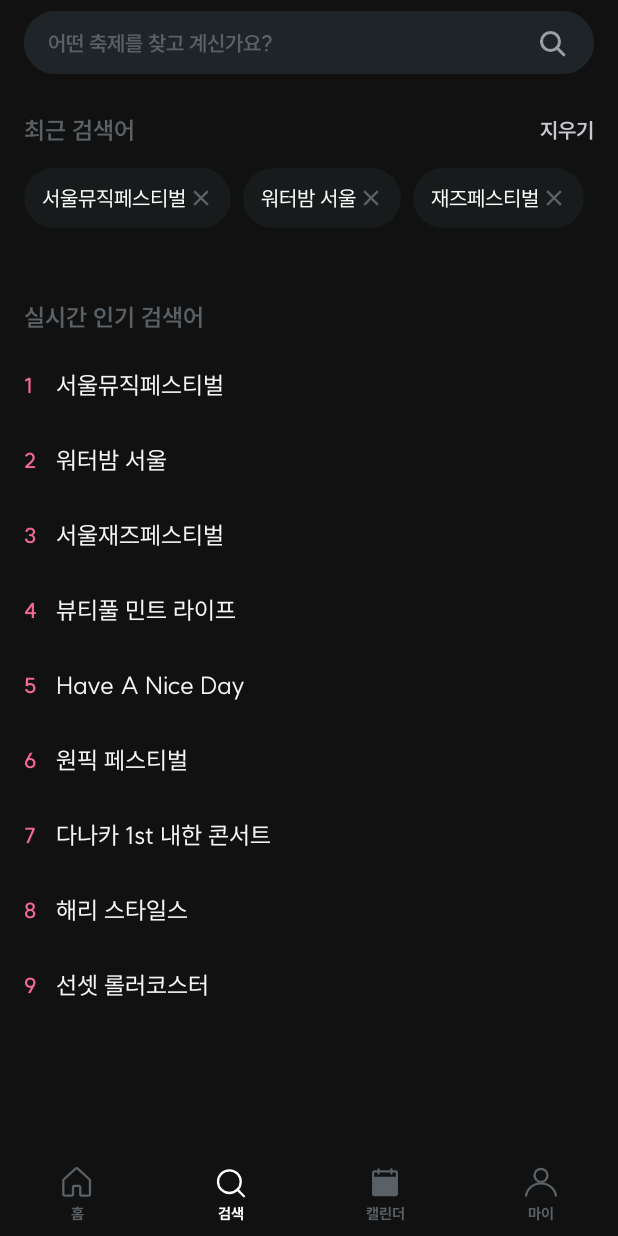
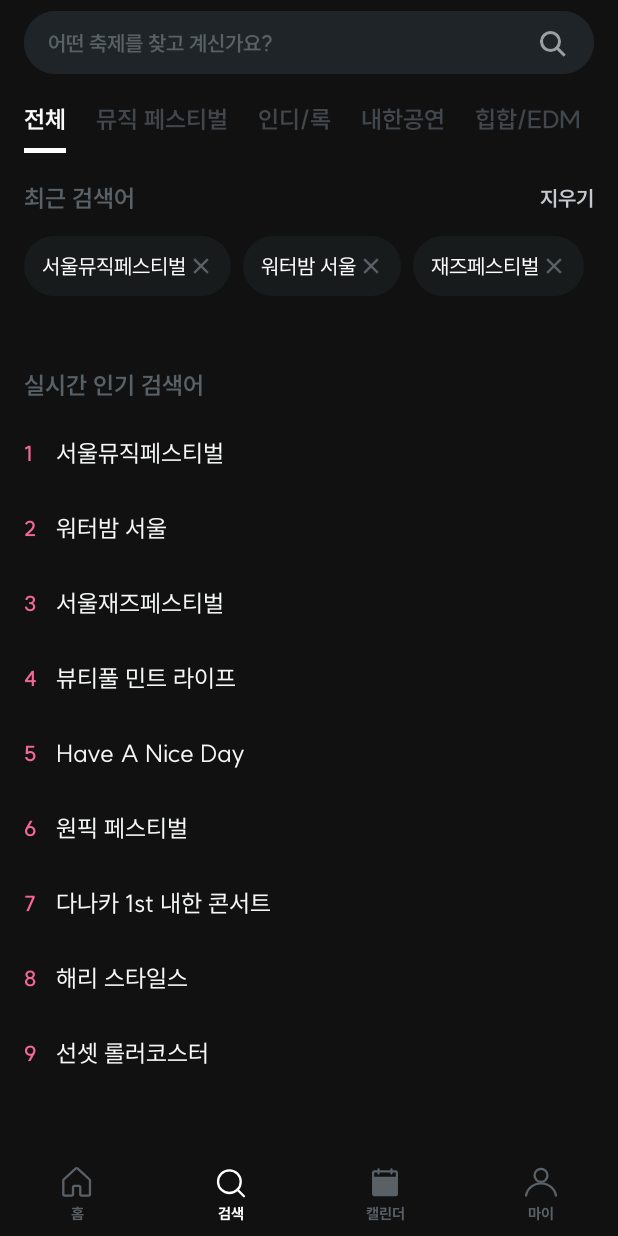
Before and after one commit to w0nder-land/wonderland-aos, an Android app built with Jetpack Compose: the MainView screen opened through its navigation route, item 2 of the bottom bar chosen, on a phone screen of 412 x 824 dp. Run offline under Robolectric (Android 15) with nearby library versions, the phone set to English and light mode, and no system bars; our stand-ins replace Dagger/Hilt's generated code, Timber, accompanist; libraries missing offline, so code that uses them is left out: com.google.accompanist.navigation; network calls fail; 1 statement that could not run was skipped.

Commit message:
💄 공통 SlideTab 구현

```diff
--- a/app/src/main/java/com/wonder/wonderland/ui/home/HomeScreen.kt
+++ b/app/src/main/java/com/wonder/wonderland/ui/home/HomeScreen.kt
@@ -9,6 +9,7 @@ import androidx.compose.ui.Modifier
 import androidx.compose.ui.platform.LocalContext
 import androidx.compose.ui.tooling.preview.Preview
 import androidx.hilt.navigation.compose.hiltViewModel
+import com.wonder.component.theme.Gray900
 import com.wonder.component.theme.Wonder500
 import com.wonder.component.theme.WonderTheme
 import com.wonder.wonderland.ui.MainActivity
@@ -31,7 +32,7 @@ fun HomeView(
 @Composable
 private fun HomeScreen() {
     Scaffold(
-        containerColor = Wonder500,
+        containerColor = Gray900,
         topBar = {},
         content = { padding ->
             HomeContent(modifier = Modifier.padding(padding))
--- a/app/src/main/java/com/wonder/wonderland/ui/search/SearchScreen.kt
+++ b/app/src/main/java/com/wonder/wonderland/ui/search/SearchScreen.kt
@@ -43,6 +43,7 @@ import com.wonder.component.theme.Subtitle3
 import com.wonder.component.theme.Wonder500
 import com.wonder.component.theme.WonderTheme
 import com.wonder.component.ui.singleClick
+import com.wonder.component.ui.tab.SlideTab
 import com.wonder.component.ui.textfield.BasicTextField
 import com.wonder.component.util.Keyboard
 import com.wonder.component.util.rememberKeyboardState
@@ -79,7 +80,15 @@ fun SearchView(
             "해리 스타일스",
             "선셋 롤러코스터"
         ),
-        onSearch = searchViewModel::searchFestival
+        tabs = listOf(
+            "전체",
+            "뮤직 페스티벌",
+            "인디/록",
+            "내한공연",
+            "힙합/EDM"
+        ),
+        onSearch = searchViewModel::searchFestival,
+        onTabClick = {}
     )
 }
 
@@ -88,7 +97,9 @@ fun SearchView(
 private fun SearchScreen(
     recentKeywords: List<String>,
     popularKeywords: List<String>,
+    tabs: List<String>,
     onSearch: (keyword: String) -> Unit,
+    onTabClick: (tabIndex: Int) -> Unit
 ) {
     Scaffold(
         modifier = Modifier.imePadding(),
@@ -102,7 +113,9 @@ private fun SearchScreen(
             SearchContent(
                 modifier = Modifier.padding(padding),
                 recentKeywords = recentKeywords,
-                popularKeywords = popularKeywords
+                popularKeywords = popularKeywords,
+                tabs = tabs,
+                onTabClick = onTabClick
             )
         }
     )
@@ -130,7 +143,6 @@ fun SearchTopBar(
         verticalAlignment = Alignment.CenterVertically,
         horizontalArrangement = Arrangement.spacedBy(8.dp)
     ) {
-        Timber.i("")
         if (focusState || keyword.value.isNotBlank()) {
             Box(
                 modifier = Modifier
@@ -172,11 +184,24 @@ fun SearchTopBar(
 @Composable
 private fun SearchContent(
     modifier: Modifier,
+    tabs: List<String>,
     recentKeywords: List<String>,
     popularKeywords: List<String>,
+    onTabClick: (tabIndex: Int) -> Unit,
 ) {
+    var selectedTabIndex by remember { mutableStateOf(0) }
+
+    SlideTab(
+        modifier = modifier,
+        tabs = tabs,
+        selectedIndex = selectedTabIndex
+    ) {
+        selectedTabIndex = it
+        onTabClick(it)
+    }
+
     LazyColumn(
-        modifier = modifier,
+        modifier = modifier.padding(top = 45.dp),
         contentPadding = PaddingValues(vertical = 20.dp),
         verticalArrangement = Arrangement.spacedBy(16.dp)
     ) {
@@ -247,7 +272,15 @@ private fun SearchScreenPreview() {
                 "해리 스타일스",
                 "선셋 롤러코스터"
             ),
-            onSearch = {}
+            tabs = listOf(
+                "전체",
+                "뮤직 페스티벌",
+                "인디/록",
+                "내한공연",
+                "힙합/EDM"
+            ),
+            onSearch = {},
+            onTabClick = {}
         )
     }
 }
--- /dev/null
+++ b/common/component/src/main/java/com/wonder/component/ui/tab/ScrollableTabRow.kt
@@ -0,0 +1,281 @@
+package com.wonder.component.ui.tab
+
+import androidx.compose.animation.core.AnimationSpec
+import androidx.compose.animation.core.FastOutSlowInEasing
+import androidx.compose.animation.core.animateDpAsState
+import androidx.compose.animation.core.tween
+import androidx.compose.foundation.ScrollState
+import androidx.compose.foundation.background
+import androidx.compose.foundation.horizontalScroll
+import androidx.compose.foundation.layout.Box
+import androidx.compose.foundation.layout.fillMaxWidth
+import androidx.compose.foundation.layout.height
+import androidx.compose.foundation.layout.offset
+import androidx.compose.foundation.layout.width
+import androidx.compose.foundation.layout.wrapContentSize
+import androidx.compose.foundation.rememberScrollState
+import androidx.compose.foundation.selection.selectableGroup
+import androidx.compose.material.LocalContentColor
+import androidx.compose.material.MaterialTheme
+import androidx.compose.material.Surface
+import androidx.compose.material.contentColorFor
+import androidx.compose.material.primarySurface
+import androidx.compose.runtime.Composable
+import androidx.compose.runtime.Immutable
+import androidx.compose.runtime.getValue
+import androidx.compose.runtime.remember
+import androidx.compose.runtime.rememberCoroutineScope
+import androidx.compose.ui.Alignment
+import androidx.compose.ui.Modifier
+import androidx.compose.ui.UiComposable
+import androidx.compose.ui.composed
+import androidx.compose.ui.draw.clipToBounds
+import androidx.compose.ui.graphics.Color
+import androidx.compose.ui.layout.SubcomposeLayout
+import androidx.compose.ui.platform.debugInspectorInfo
+import androidx.compose.ui.unit.Constraints
+import androidx.compose.ui.unit.Density
+import androidx.compose.ui.unit.Dp
+import androidx.compose.ui.unit.dp
+import com.wonder.component.theme.Gray50
+import com.wonder.component.ui.tab.TabRowDefaults.tabIndicatorOffset
+import kotlinx.coroutines.CoroutineScope
+import kotlinx.coroutines.launch
+
+@Composable
+@UiComposable
+internal fun ScrollableTabRow(
+    selectedTabIndex: Int,
+    modifier: Modifier = Modifier,
+    backgroundColor: Color = MaterialTheme.colors.primarySurface,
+    contentColor: Color = contentColorFor(backgroundColor),
+    edgePadding: Dp = TabRowDefaults.ScrollableTabRowPadding,
+    indicator: @Composable @UiComposable (TabPositions: List<TabPosition>) -> Unit =
+        @Composable { tabPositions ->
+            TabRowDefaults.Indicator(
+                modifier = Modifier.tabIndicatorOffset(tabPositions[selectedTabIndex]),
+                color = Gray50,
+            )
+        },
+    divider: @Composable @UiComposable () -> Unit =
+        @Composable {
+            TabRowDefaults.Divider()
+        },
+    tabs: @Composable @UiComposable () -> Unit
+) {
+    Surface(
+        modifier = modifier,
+        color = backgroundColor,
+        contentColor = contentColor
+    ) {
+        val scrollState = rememberScrollState()
+        val coroutineScope = rememberCoroutineScope()
+        val scrollableTabData = remember(scrollState, coroutineScope) {
+            ScrollableTabData(
+                scrollState = scrollState,
+                coroutineScope = coroutineScope
+            )
+        }
+        SubcomposeLayout(
+            Modifier.fillMaxWidth()
+                .wrapContentSize(align = Alignment.CenterStart)
+                .horizontalScroll(scrollState)
+                .selectableGroup()
+                .clipToBounds()
+        ) { constraints ->
+            val padding = edgePadding.roundToPx()
+            val tabPlaceables = subcompose(TabSlots.Tabs, tabs)
+                .map { it.measure(constraints) }
+
+            var layoutWidth = padding * 2
+            var layoutHeight = 0
+            tabPlaceables.forEach {
+                layoutWidth += it.width
+                layoutHeight = maxOf(layoutHeight, it.height)
+            }
+
+            // Position the children.
+            layout(layoutWidth, layoutHeight) {
+                // Place the tabs
+                val tabPositions = mutableListOf<TabPosition>()
+                var left = padding
+                tabPlaceables.forEach {
+                    it.placeRelative(left, 0)
+                    tabPositions.add(TabPosition(left = left.toDp(), width = it.width.toDp()))
+                    left += it.width
+                }
+
+                // The divider is measured with its own height, and width equal to the total width
+                // of the tab row, and then placed on top of the tabs.
+                subcompose(TabSlots.Divider, divider).forEach {
+                    val placeable = it.measure(
+                        constraints.copy(
+                            minHeight = 0,
+                            minWidth = layoutWidth,
+                            maxWidth = layoutWidth
+                        )
+                    )
+                    placeable.placeRelative(0, layoutHeight - placeable.height)
+                }
+
+                // The indicator container is measured to fill the entire space occupied by the tab
+                // row, and then placed on top of the divider.
+                subcompose(TabSlots.Indicator) {
+                    indicator(tabPositions)
+                }.forEach {
+                    it.measure(Constraints.fixed(layoutWidth, layoutHeight)).placeRelative(0, 0)
+                }
+
+                scrollableTabData.onLaidOut(
+                    density = this@SubcomposeLayout,
+                    edgeOffset = padding,
+                    tabPositions = tabPositions,
+                    selectedTab = selectedTabIndex
+                )
+            }
+        }
+    }
+}
+
+@Immutable
+internal class TabPosition internal constructor(val left: Dp, val width: Dp) {
+    val right: Dp get() = left + width
+
+    override fun equals(other: Any?): Boolean {
+        if (this === other) return true
+        if (other !is TabPosition) return false
+
+        if (left != other.left) return false
+        if (width != other.width) return false
+
+        return true
+    }
+
+    override fun hashCode(): Int {
+        var result = left.hashCode()
+        result = 31 * result + width.hashCode()
+        return result
+    }
+
+    override fun toString(): String {
+        return "TabPosition(left=$left, right=$right, width=$width)"
+    }
+}
+
+internal object TabRowDefaults {
+    @Composable
+    fun Divider(
+        modifier: Modifier = Modifier,
+        thickness: Dp = DividerThickness,
+        color: Color = LocalContentColor.current.copy(alpha = DividerOpacity)
+    ) {
+        androidx.compose.material3.Divider(
+            modifier = modifier
+                .fillMaxWidth()
+                .height(thickness),
+            color = color
+        )
+    }
+
+    @Composable
+    fun Indicator(
+        modifier: Modifier = Modifier,
+        height: Dp = IndicatorHeight,
+        color: Color = LocalContentColor.current
+    ) {
+        Box(
+            modifier
+                .fillMaxWidth()
+                .height(height)
+                .background(color = color)
+        )
+    }
+
+    fun Modifier.tabIndicatorOffset(
+        currentTabPosition: TabPosition
+    ): Modifier = composed(
+        inspectorInfo = debugInspectorInfo {
+            name = "tabIndicatorOffset"
+            value = currentTabPosition
+        }
+    ) {
+        val currentTabWidth by animateDpAsState(
+            targetValue = currentTabPosition.width - 20.dp,
+            animationSpec = tween(durationMillis = 250, easing = FastOutSlowInEasing)
+        )
+        val indicatorOffset by animateDpAsState(
+            targetValue = currentTabPosition.left + 10.dp,
+            animationSpec = tween(durationMillis = 250, easing = FastOutSlowInEasing)
+        )
+        fillMaxWidth()
+            .wrapContentSize(Alignment.BottomStart)
+            .offset(x = indicatorOffset)
+            .width(currentTabWidth)
+    }
+
+    const val DividerOpacity = 0.12f
+    val DividerThickness = 1.dp
+    val IndicatorHeight = 3.dp
+    val ScrollableTabRowPadding = 6.dp
+}
+
+private enum class TabSlots {
+    Tabs,
+    Divider,
+    Indicator
+}
+
+private class ScrollableTabData(
+    private val scrollState: ScrollState,
+    private val coroutineScope: CoroutineScope
+) {
+    private var selectedTab: Int? = null
+
+    fun onLaidOut(
+        density: Density,
+        edgeOffset: Int,
+        tabPositions: List<TabPosition>,
+        selectedTab: Int
+    ) {
+        // Animate if the new tab is different from the old tab, or this is called for the first
+        // time (i.e selectedTab is `null`).
+        if (this.selectedTab != selectedTab) {
+            this.selectedTab = selectedTab
+            tabPositions.getOrNull(selectedTab)?.let {
+                // Scrolls to the tab with [tabPosition], trying to place it in the center of the
+                // screen or as close to the center as possible.
+                val calculatedOffset = it.calculateTabOffset(density, edgeOffset, tabPositions)
+                if (scrollState.value != calculatedOffset) {
+                    coroutineScope.launch {
+                        scrollState.animateScrollTo(
+                            calculatedOffset,
+                            animationSpec = ScrollableTabRowScrollSpec
+                        )
+                    }
+                }
+            }
+        }
+    }
+
+    private fun TabPosition.calculateTabOffset(
+        density: Density,
+        edgeOffset: Int,
+        tabPositions: List<TabPosition>
+    ): Int = with(density) {
+        val totalTabRowWidth = tabPositions.last().right.roundToPx() + edgeOffset
+        val visibleWidth = totalTabRowWidth - scrollState.maxValue
+        val tabOffset = left.roundToPx()
+        val scrollerCenter = visibleWidth / 2
+        val tabWidth = width.roundToPx()
+        val centeredTabOffset = tabOffset - (scrollerCenter - tabWidth / 2)
+        // How much space we have to scroll. If the visible width is <= to the total width, then
+        // we have no space to scroll as everything is always visible.
+        val availableSpace = (totalTabRowWidth - visibleWidth).coerceAtLeast(0)
+        return centeredTabOffset.coerceIn(0, availableSpace)
+    }
+}
+
+private val ScrollableTabRowScrollSpec: AnimationSpec<Float> = tween(
+    durationMillis = 250,
+    easing = FastOutSlowInEasing
+)
--- /dev/null
+++ b/common/component/src/main/java/com/wonder/component/ui/tab/SlideTab.kt
@@ -0,0 +1,77 @@
+package com.wonder.component.ui.tab
+
+import androidx.compose.foundation.layout.Column
+import androidx.compose.foundation.layout.fillMaxWidth
+import androidx.compose.foundation.layout.height
+import androidx.compose.material.Text
+import androidx.compose.runtime.Composable
+import androidx.compose.ui.Modifier
+import androidx.compose.ui.tooling.preview.Preview
+import androidx.compose.ui.unit.dp
+import com.wonder.component.theme.Gray50
+import com.wonder.component.theme.Gray500
+import com.wonder.component.theme.Gray900
+import com.wonder.component.theme.Subtitle2
+import com.wonder.component.theme.White
+import com.wonder.component.theme.WonderTheme
+
+@Composable
+fun SlideTab(
+    modifier: Modifier = Modifier,
+    tabs: List<String>,
+    hasDivider: Boolean = false,
+    selectedIndex: Int,
+    selectedListener: (selectedIndex: Int) -> Unit = {},
+) {
+    Column(
+        modifier = modifier.then(Modifier.fillMaxWidth())
+    ) {
+        ScrollableTabRow(
+            selectedTabIndex = selectedIndex,
+            backgroundColor = Gray900,
+            divider = {}
+        ) {
+            tabs.forEachIndexed { tabIndex, tab ->
+                WonderTab(
+                    isTabTextEmpty = tab.isEmpty(),
+                    selected = selectedIndex == tabIndex,
+                    selectedContentColor = Gray50,
+                    unselectedContentColor = Gray500,
+                    onClick = { selectedListener(tabIndex) },
+                    tab = {
+                        Text(
+                            text = tab,
+                            style = Subtitle2
+                        )
+                    },
+                )
+            }
+        }
+
+        if (hasDivider) {
+            androidx.compose.material3.Divider(
+                modifier = modifier
+                    .fillMaxWidth()
+                    .height(1.dp),
+                color = Gray50
+            )
+        }
+    }
+}
+
+@Preview(showBackground = true)
+@Composable
+private fun SlideTabPreview() {
+    WonderTheme {
+        SlideTab(
+            tabs = listOf(
+                "전체",
+                "뮤직 페스티벌",
+                "인디/록",
+                "내한공연",
+                "힙합/EDM"
+            ),
+            selectedIndex = 0,
+        )
+    }
+}
--- /dev/null
+++ b/common/component/src/main/java/com/wonder/component/ui/tab/WonderTab.kt
@@ -0,0 +1,256 @@
+package com.wonder.component.ui.tab
+
+import androidx.compose.animation.animateColor
+import androidx.compose.animation.core.LinearEasing
+import androidx.compose.animation.core.tween
+import androidx.compose.animation.core.updateTransition
+import androidx.compose.foundation.interaction.MutableInteractionSource
+import androidx.compose.foundation.layout.Arrangement
+import androidx.compose.foundation.layout.Box
+import androidx.compose.foundation.layout.Column
+import androidx.compose.foundation.layout.ColumnScope
+import androidx.compose.foundation.layout.fillMaxWidth
+import androidx.compose.foundation.layout.padding
+import androidx.compose.foundation.selection.selectable
+import androidx.compose.material.ContentAlpha
+import androidx.compose.material.LocalContentAlpha
+import androidx.compose.material.LocalContentColor
+import androidx.compose.material.MaterialTheme
+import androidx.compose.material.ProvideTextStyle
+import androidx.compose.runtime.Composable
+import androidx.compose.runtime.CompositionLocalProvider
+import androidx.compose.runtime.getValue
+import androidx.compose.runtime.remember
+import androidx.compose.ui.Alignment
+import androidx.compose.ui.Modifier
+import androidx.compose.ui.graphics.Color
+import androidx.compose.ui.layout.FirstBaseline
+import androidx.compose.ui.layout.LastBaseline
+import androidx.compose.ui.layout.Layout
+import androidx.compose.ui.layout.Placeable
+import androidx.compose.ui.layout.layoutId
+import androidx.compose.ui.semantics.Role
+import androidx.compose.ui.text.style.TextAlign
+import androidx.compose.ui.unit.Density
+import androidx.compose.ui.unit.dp
+import androidx.compose.ui.unit.sp
+import kotlin.math.max
+
+@Composable
+internal fun WonderTab(
+    modifier: Modifier = Modifier,
+    selected: Boolean,
+    enabled: Boolean = true,
+    isTabTextEmpty: Boolean = false,
+    selectedContentColor: Color = LocalContentColor.current,
+    unselectedContentColor: Color = selectedContentColor.copy(alpha = ContentAlpha.medium),
+    interactionSource: MutableInteractionSource = remember { MutableInteractionSource() },
+    onClick: () -> Unit,
+    tab: @Composable (() -> Unit)? = null,
+    icon: @Composable (() -> Unit)? = null,
+) {
+    val styledText: @Composable (() -> Unit)? = tab?.let {
+        @Composable {
+            val style = MaterialTheme.typography.button.copy(textAlign = TextAlign.Center)
+            ProvideTextStyle(style, content = tab)
+        }
+    }
+    WonderTab(
+        modifier = modifier,
+        selected = selected,
+        enabled = enabled,
+        selectedContentColor = selectedContentColor,
+        unselectedContentColor = unselectedContentColor,
+        interactionSource = interactionSource,
+        onClick = onClick,
+        content = {
+            TabBaselineLayout(
+                isTabTextEmpty = isTabTextEmpty,
+                icon = icon,
+                text = styledText
+            )
+        }
+    )
+}
+
+@Composable
+internal fun WonderTab(
+    modifier: Modifier = Modifier,
+    selected: Boolean,
+    enabled: Boolean = true,
+    selectedContentColor: Color = LocalContentColor.current,
+    unselectedContentColor: Color = selectedContentColor.copy(alpha = ContentAlpha.medium),
+    interactionSource: MutableInteractionSource = remember { MutableInteractionSource() },
+    onClick: () -> Unit,
+    content: @Composable ColumnScope.() -> Unit,
+) {
+    TabTransition(
+        activeColor = selectedContentColor,
+        inactiveColor = unselectedContentColor,
+        selected = selected
+    ) {
+        Column(
+            modifier = modifier
+                .selectable(
+                    selected = selected,
+                    onClick = onClick,
+                    enabled = enabled,
+                    role = Role.Tab,
+                    interactionSource = interactionSource,
+                    indication = null
+                )
+                .fillMaxWidth(),
+            horizontalAlignment = Alignment.CenterHorizontally,
+            verticalArrangement = Arrangement.Center,
+            content = content
+        )
+    }
+}
+
+@Composable
+private fun TabTransition(
+    activeColor: Color,
+    inactiveColor: Color,
+    selected: Boolean,
+    content: @Composable () -> Unit
+) {
+    val transition = updateTransition(targetState = selected, label = "")
+    val color by transition.animateColor(
+        transitionSpec = {
+            if (false isTransitioningTo true) {
+                tween(
+                    durationMillis = TabFadeInAnimationDuration,
+                    delayMillis = TabFadeInAnimationDelay,
+                    easing = LinearEasing
+                )
+            } else {
+                tween(
+                    durationMillis = TabFadeOutAnimationDuration,
+                    easing = LinearEasing
+                )
+            }
+        },
+        label = ""
+    ) {
+        if (it) activeColor else inactiveColor
+    }
+    CompositionLocalProvider(
+        LocalContentColor provides color.copy(alpha = 1f),
+        LocalContentAlpha provides color.alpha,
+        content = content
+    )
+}
+
+@Composable
+private fun TabBaselineLayout(
+    isTabTextEmpty: Boolean,
+    text: @Composable (() -> Unit)?,
+    icon: @Composable (() -> Unit)?
+) {
+    Layout(
+        modifier = Modifier.padding(horizontal = if (isTabTextEmpty) 0.dp else HorizontalTabPadding),
+        content = {
+            if (text != null) {
+                Box(
+                    Modifier
+                        .layoutId("text")
+                        .padding(horizontal = if (isTabTextEmpty) 0.dp else HorizontalTextPadding)
+                ) { text() }
+            }
+            if (icon != null) {
+                Box(Modifier.layoutId("icon")) { icon() }
+            }
+        }
+    ) { measurables, constraints ->
+        val textPlaceable = text?.let {
+            measurables.first { it.layoutId == "text" }.measure(
+                constraints.copy(minHeight = 0)
+            )
+        }
+
+        val iconPlaceable = icon?.let {
+            measurables.first { it.layoutId == "icon" }.measure(constraints)
+        }
+
+        val tabWidth = max(textPlaceable?.width ?: 0, iconPlaceable?.width ?: 0)
+
+        val tabHeight = if (textPlaceable != null && iconPlaceable != null) {
+            LargeTabHeight
+        } else {
+            SmallTabHeight
+        }.roundToPx()
+
+        val firstBaseline = textPlaceable?.get(FirstBaseline)
+        val lastBaseline = textPlaceable?.get(LastBaseline)
+
+        layout(tabWidth, tabHeight) {
+            when {
+                textPlaceable != null && iconPlaceable != null -> placeTextAndIcon(
+                    density = this@Layout,
+                    textPlaceable = textPlaceable,
+                    iconPlaceable = iconPlaceable,
+                    tabWidth = tabWidth,
+                    tabHeight = tabHeight,
+                    firstBaseline = firstBaseline!!,
+                    lastBaseline = lastBaseline!!
+                )
+                textPlaceable != null -> placeTextOrIcon(textPlaceable, tabHeight)
+                iconPlaceable != null -> placeTextOrIcon(iconPlaceable, tabHeight)
+                else -> {
+                }
+            }
+        }
+    }
+}
+
+private fun Placeable.PlacementScope.placeTextOrIcon(
+    textOrIconPlaceable: Placeable,
+    tabHeight: Int
+) {
+    val contentY = (tabHeight - textOrIconPlaceable.height) / 2
+    textOrIconPlaceable.placeRelative(0, contentY)
+}
+
+private fun Placeable.PlacementScope.placeTextAndIcon(
+    density: Density,
+    textPlaceable: Placeable,
+    iconPlaceable: Placeable,
+    tabWidth: Int,
+    tabHeight: Int,
+    firstBaseline: Int,
+    lastBaseline: Int
+) {
+    val baselineOffset = if (firstBaseline == lastBaseline) {
+        SingleLineTextBaselineWithIcon
+    } else {
+        DoubleLineTextBaselineWithIcon
+    }
+    val textOffset = with(density) {
+        baselineOffset.roundToPx() + TabRowDefaults.IndicatorHeight.roundToPx()
+    }
+    val iconOffset = with(density) {
+        iconPlaceable.height + IconDistanceFromBaseline.roundToPx() - firstBaseline
+    }
+
+    val textPlaceableX = (tabWidth - textPlaceable.width) / 2
+    val textPlaceableY = tabHeight - lastBaseline - textOffset
+    textPlaceable.placeRelative(textPlaceableX, textPlaceableY)
+
+    val iconPlaceableX = (tabWidth - iconPlaceable.width) / 2
+    val iconPlaceableY = textPlaceableY - iconOffset
+    iconPlaceable.placeRelative(iconPlaceableX, iconPlaceableY)
+}
+
+private val SmallTabHeight = 45.dp
+private val LargeTabHeight = 72.dp
+
+private const val TabFadeInAnimationDuration = 150
+private const val TabFadeInAnimationDelay = 100
+private const val TabFadeOutAnimationDuration = 100
+
+private val HorizontalTabPadding = 4.dp
+private val HorizontalTextPadding = 6.dp
+
+private val SingleLineTextBaselineWithIcon = 14.dp
+private val DoubleLineTextBaselineWithIcon = 6.dp
+private val IconDistanceFromBaseline = 20.sp
```
